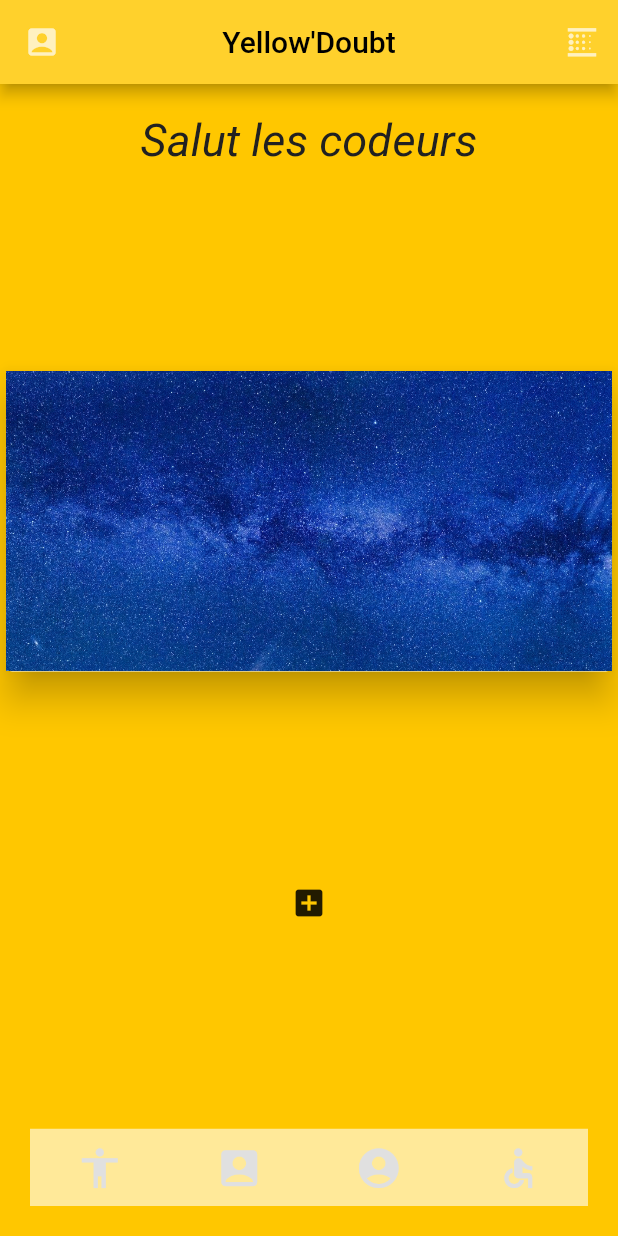
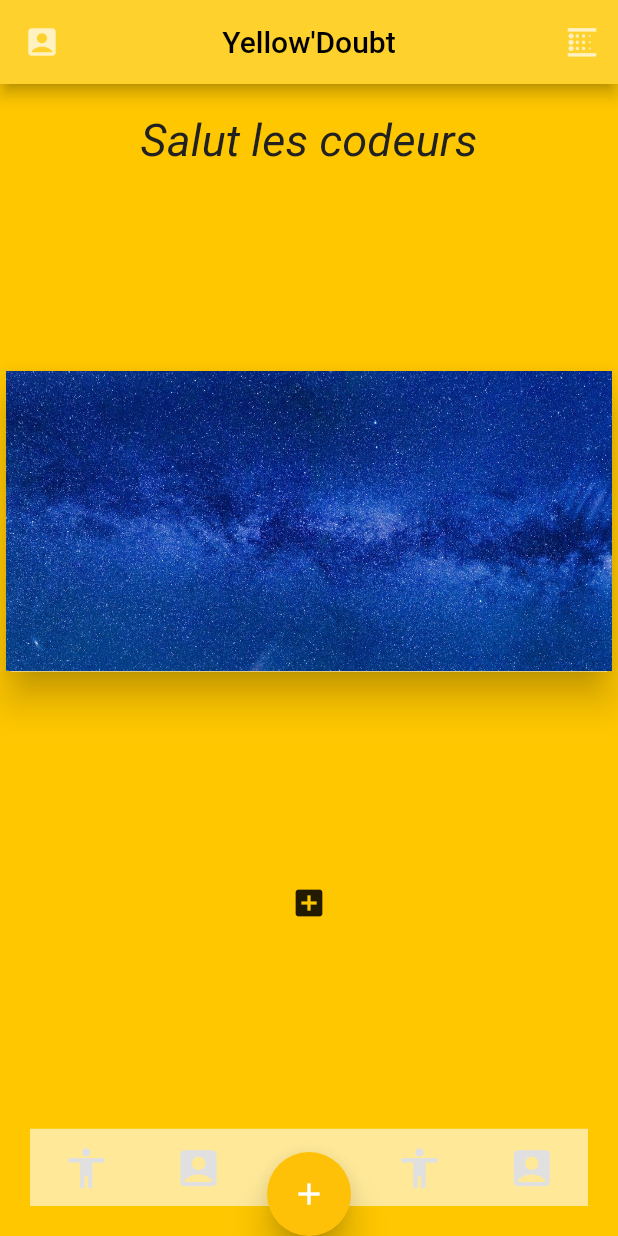
Before and after one commit to SergeMax/flutter_widget_basiques, a Flutter app: the screen it shows after launch, after a tap on the "add box" icon, on a phone screen of 412 x 824 dp. Run offline on Flutter 3.47's test engine with Material 2 defaults, Android fonts, the phone set to English and light mode, and no system bars.

Commit message:
barre down ok cool

```diff
--- a/lib/main.dart
+++ b/lib/main.dart
@@ -31,6 +31,11 @@ class Home extends StatefulWidget {
 }
 
 class _Home extends State {
+
+  bool addpressed = false;
+  bool pressedButton = false;
+
+
   @override
   Widget build(BuildContext context) {
 
@@ -70,7 +75,7 @@ class _Home extends State {
               'Salut les codeurs',
 
               style : new TextStyle(
-                color: Colors.grey[900],
+                color: (addpressed) ? Colors.grey[900] : Colors.greenAccent,
                 fontSize: 30.0,
                 fontStyle: FontStyle.italic,
               ),
@@ -93,33 +98,75 @@ class _Home extends State {
                 icon: new Icon(Icons.add_box),
                 onPressed: () {
                   print("Bouton pressé");
+                  setState(() {
+                    addpressed = !addpressed;
+                  });
+                  print(addpressed);
                 }),
-            new Container(
+            new Container( //DOWNBAR
               height: MediaQuery.of(context).size.width / 8,
               color: Colors.white60,
               margin: EdgeInsets.only(left: 20, right: 20, bottom: 20),
-              child: new Row(
+              child: new Row( //row globale
+                mainAxisAlignment: MainAxisAlignment.spaceBetween,
+                children: <Widget>[
+              new Row( // row Left
+                mainAxisAlignment: MainAxisAlignment.spaceBetween,
+                children: <Widget>[
+
+                 new Row(
                      mainAxisAlignment: MainAxisAlignment.spaceAround,
-                children: <Widget>[
-                  new Icon(
+                      children : <Widget>[
+
+                        SizedBox(
+                          width: largeur/5.5, // hard coding child width
+                          child:  new Icon(
                             Icons.accessibility,
                             color: Colors.grey[300],
                             size: largeur /13,
                           ),
-                  new Icon(
+                        ),
+                        SizedBox(
+                          width: largeur/5.5, // hard coding child width
+                          child:new Icon(
                             Icons.account_box,
                             color: Colors.grey[300],
                             size: largeur /13,
                           ),
-                  new Icon(
-                    Icons.account_circle,
+                        ),
+
+
+
+                      ]
+                  ),
+                ],
+              ),
+
+
+                  new Row(
+                      mainAxisAlignment: MainAxisAlignment.spaceAround,
+                      children : <Widget>[
+
+                        SizedBox(
+                          width: largeur/5.5, // hard coding child width
+                          child:  new Icon(
+                            Icons.accessibility,
                             color: Colors.grey[300],
                             size: largeur /13,
                           ),
-                  new Icon(
-                    Icons.accessible,
+                        ),
+                        SizedBox(
+                          width: largeur/5.5, // hard coding child width
+                          child:new Icon(
+                            Icons.account_box,
                             color: Colors.grey[300],
                             size: largeur /13,
+                          ),
+                        ),
+
+
+
+                      ]
                   ),
                 ],
               ),
@@ -129,7 +176,21 @@ class _Home extends State {
 
       ),
 
+      floatingActionButton: new FloatingActionButton(
+          onPressed: functPressedButton,
+        elevation: 10.0,
+        tooltip: "changer pressedButton",
+        child: new Icon(Icons.add),
+        backgroundColor: Colors.amber,
+      ),
+      floatingActionButtonLocation: FloatingActionButtonLocation.centerDocked,
 
     );
   }
+
+  void functPressedButton () {
+    setState(() {
+      pressedButton = !pressedButton;
+    });
   }
+}
```
Lines whose indentation alone changed are shown as unchanged.
